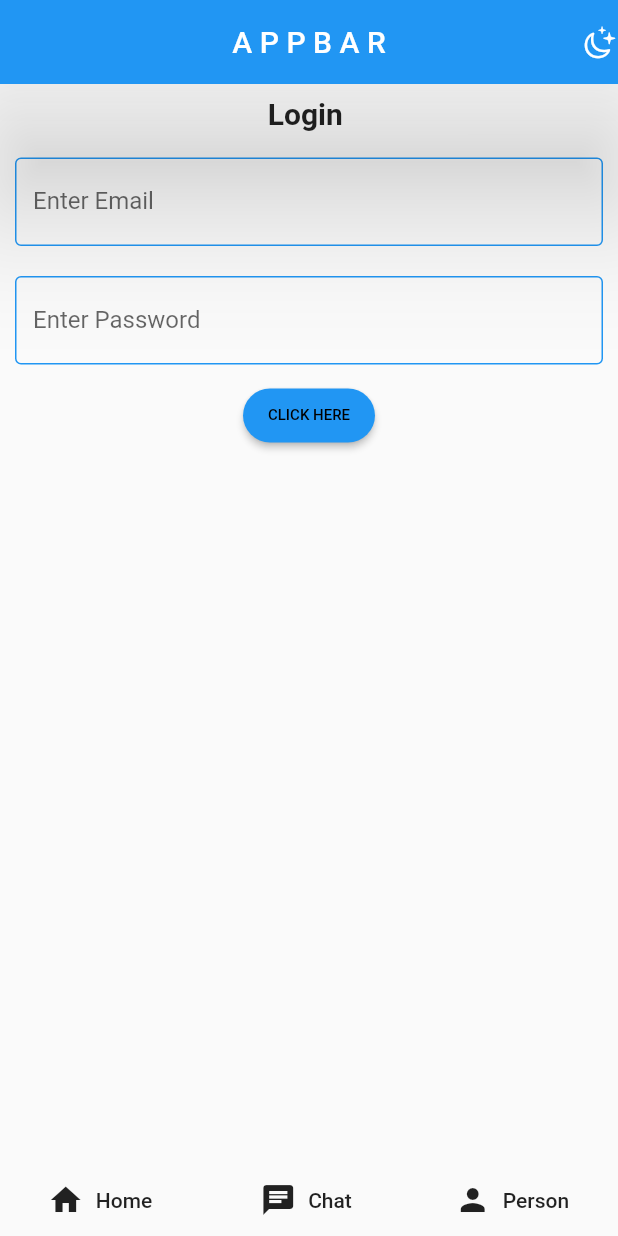
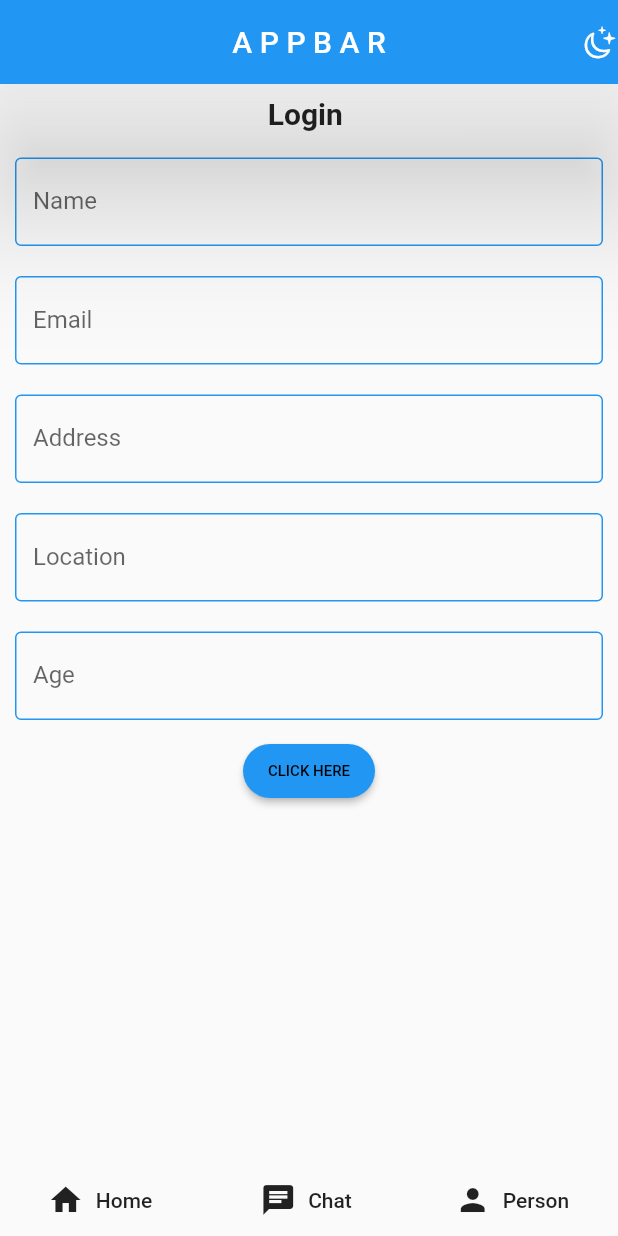
Before and after one commit to rishitaylor/login-profileui, a Flutter app: the screen it shows after launch, on a phone screen of 412 x 824 dp. Run offline on Flutter 3.47's test engine with Material 2 defaults, Android fonts, the phone set to English and light mode, and no system bars; missing offline and left inert: dart:ffi.

Commit message:
uichange3

```diff
--- a/lib/home.dart
+++ b/lib/home.dart
@@ -112,7 +112,8 @@ class _HomePageState extends State<HomePage> {
           ],
         ),
       ),
-      body: Column(
+      body: SingleChildScrollView(
+        child: Column(
           children: [
             Padding(
               padding: const EdgeInsets.all(8.0),
@@ -125,7 +126,7 @@ class _HomePageState extends State<HomePage> {
               padding: const EdgeInsets.all(10),
               child: TextField(
                 decoration: InputDecoration(
-                labelText: 'Enter Email',
+                  labelText: 'Name',
                   focusedBorder: OutlineInputBorder(
                     borderSide: BorderSide(color: Colors.blue),
                   ),
@@ -139,7 +140,49 @@ class _HomePageState extends State<HomePage> {
               padding: const EdgeInsets.all(10),
               child: TextField(
                 decoration: InputDecoration(
-                labelText: 'Enter Password',
+                  labelText: 'Email',
+                  focusedBorder: OutlineInputBorder(
+                    borderSide: BorderSide(color: Colors.blue),
+                  ),
+                  enabledBorder: OutlineInputBorder(
+                    borderSide: BorderSide(color: Colors.blue),
+                  ),
+                ),
+              ),
+            ),
+            Padding(
+              padding: const EdgeInsets.all(10),
+              child: TextField(
+                decoration: InputDecoration(
+                  labelText: 'Address',
+                  focusedBorder: OutlineInputBorder(
+                    borderSide: BorderSide(color: Colors.blue),
+                  ),
+                  enabledBorder: OutlineInputBorder(
+                    borderSide: BorderSide(color: Colors.blue),
+                  ),
+                ),
+              ),
+            ),
+            Padding(
+              padding: const EdgeInsets.all(10),
+              child: TextField(
+                decoration: InputDecoration(
+                  labelText: 'Location',
+                  focusedBorder: OutlineInputBorder(
+                    borderSide: BorderSide(color: Colors.blue),
+                  ),
+                  enabledBorder: OutlineInputBorder(
+                    borderSide: BorderSide(color: Colors.blue),
+                  ),
+                ),
+              ),
+            ),
+            Padding(
+              padding: const EdgeInsets.all(10),
+              child: TextField(
+                decoration: InputDecoration(
+                  labelText: 'Age',
                   focusedBorder: OutlineInputBorder(
                     borderSide: BorderSide(color: Colors.blue),
                   ),
@@ -185,6 +228,7 @@ class _HomePageState extends State<HomePage> {
             )
           ],
         ),
+      ),
     );
   }
 }
```
Lines whose indentation alone changed are shown as unchanged.
